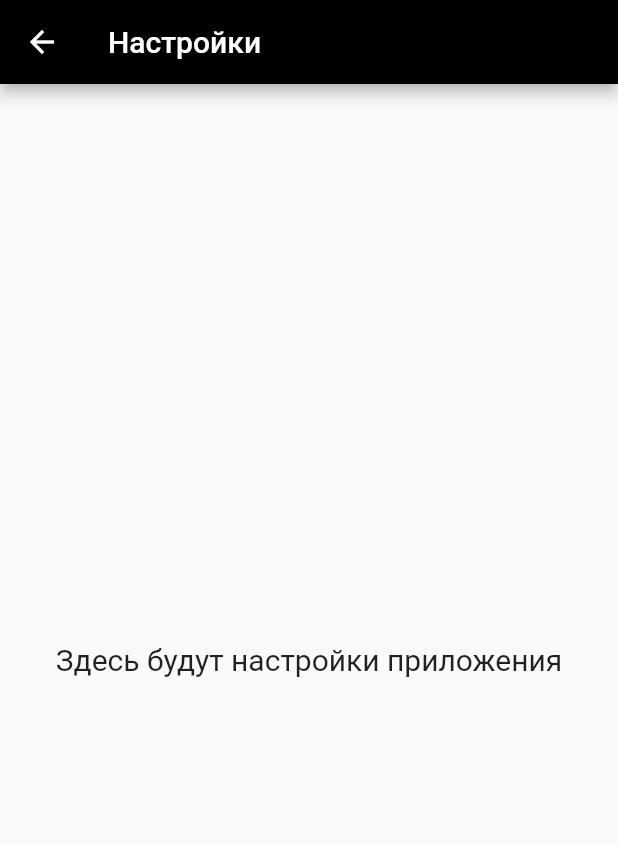
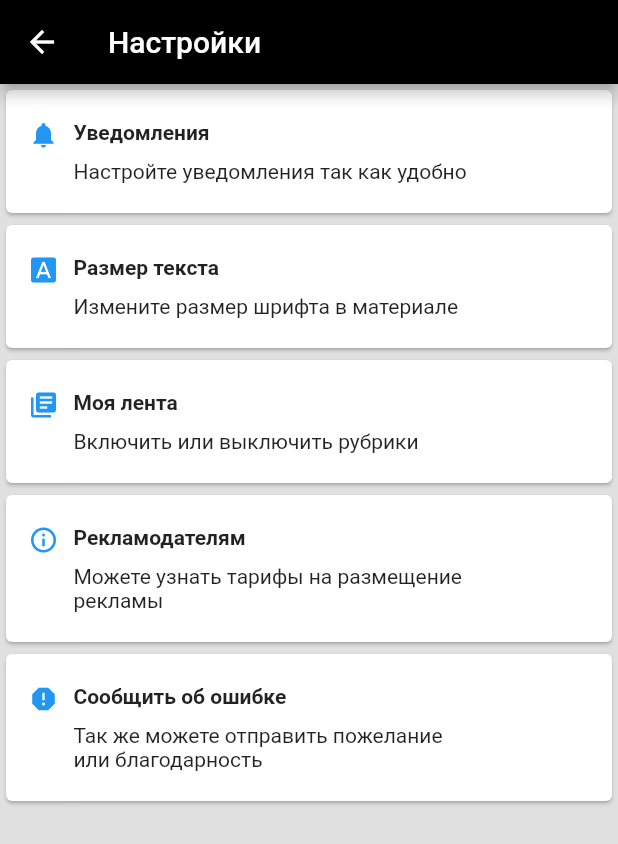
Before and after one commit to Tardigrada777/novaya_gazeta_dart_clone, a Flutter app: the screen it shows after launch, after a tap on the "settings" icon, on a phone screen of 412 x 824 dp. Shown: the top 844 px of the screen. Run offline on Flutter 3.47's test engine with Material 2 defaults, Android fonts, the phone set to English and light mode, and no system bars.

Commit message:
feat: add settings page and slide animation between routes

```diff
--- /dev/null
+++ b/lib/mock/settings_mock.dart
@@ -0,0 +1,30 @@
+import 'package:fitnessapp/models/settings.dart';
+import 'package:flutter/material.dart';
+
+List<SettingsListItem> settingsItems = [
+  SettingsListItem(
+    title: 'Уведомления',
+    description: 'Настройте уведомления так как удобно',
+    icon: Icons.notifications
+  ),
+  SettingsListItem(
+    title: 'Размер текста',
+    description: 'Измените размер шрифта в материале',
+    icon: Icons.font_download
+  ),
+  SettingsListItem(
+    title: 'Моя лента',
+    description: 'Включить или выключить рубрики',
+    icon: Icons.library_books
+  ),
+  SettingsListItem(
+    title: 'Рекламодателям',
+    description: 'Можете узнать тарифы на размещение \nрекламы',
+    icon: Icons.info_outline
+  ),
+  SettingsListItem(
+    title: 'Сообщить об ошибке',
+    description: 'Так же можете отправить пожелание \nили благодарность',
+    icon: Icons.report
+  )
+];
--- /dev/null
+++ b/lib/models/settings.dart
@@ -0,0 +1,13 @@
+import 'package:flutter/material.dart';
+
+class SettingsListItem {
+  const SettingsListItem({
+    this.title,
+    this.description,
+    this.icon,
+  });
+
+  final String title;
+  final String description;
+  final IconData icon;
+}
--- a/lib/screens/home.dart
+++ b/lib/screens/home.dart
@@ -7,8 +7,8 @@ class HomePage extends StatelessWidget {
   @override
   Widget build(BuildContext context) {
     return Container(
+      color: const Color(0xFFE0E0E0),
       child: Scaffold(
-        backgroundColor: Colors.white,
         appBar: AppBar(
           backgroundColor: Colors.black,
           textTheme: Theme.of(context).textTheme,
@@ -27,7 +27,7 @@ class HomePage extends StatelessWidget {
             ),
             IconButton(
               onPressed: (){
-                Navigator.of(context).push(_createRoute());
+                Navigator.of(context).push(_createSettingsRoute());
               },
               padding: const EdgeInsets.all(0.0),
               icon: Icon(Icons.settings),
@@ -36,14 +36,21 @@ class HomePage extends StatelessWidget {
         ),
         body: Padding(
           padding: const EdgeInsets.all(12.0),
-          child: Text('Text for body'),
+          child: InkWell(
+            onTap: () { print('card tap'); },
+            hoverColor: Colors.red,
+            splashColor: Colors.blue,
+            child: Card(
+              child: Text('Text for body lon long text and again ldskfgmsdlfdsf fds  fdsf kjg;lkfdsjg;')
+            ),
+          )
         ),
       ),
     );
   }
 }
 
-Route _createRoute() {
+Route _createSettingsRoute() {
   return PageRouteBuilder(
     pageBuilder: (context, animation, secondaryAnimation) => SettingsPage(),
     transitionsBuilder: (context, animation, secondaryAnimation, child) {
--- a/lib/screens/settings.dart
+++ b/lib/screens/settings.dart
@@ -1,4 +1,6 @@
 import 'package:flutter/material.dart';
+import 'package:fitnessapp/mock/settings_mock.dart';
+
 
 class SettingsPage extends StatelessWidget {
   const SettingsPage({Key key}) : super(key: key);
@@ -10,12 +12,51 @@ class SettingsPage extends StatelessWidget {
         title: const Text('Настройки'),
         backgroundColor: Colors.black,
       ),
-      body: const Center(
-        child: Text(
-          'Здесь будут настройки приложения',
-          style: TextStyle(fontSize: 20),
+      body: Container(
+        color: const Color(0xFFE0E0E0),
+        child: ListView(
+          children: _settingsItemsBuilder(context),
+        ),
+      )
+    );
+  }
+}
+
+List<Widget> _settingsItemsBuilder(BuildContext context) {
+  return settingsItems.map((item) {
+    return Card(
+      child: InkWell(
+        onTap: () { print('new tap'); },
+        // padding: EdgeInsets.symmetric(horizontal: 15.0, vertical: 20.0),
+        child: Container(
+          padding: EdgeInsets.symmetric(horizontal: 15.0, vertical: 20.0),
+          child: Row(
+          crossAxisAlignment: CrossAxisAlignment.start,
+          children: <Widget>[
+            Column(
+              children: <Widget>[
+                Icon(item.icon, size: 20.0, color: Colors.blue,)
+              ],
+            ),
+            Padding(
+              padding: EdgeInsets.symmetric(horizontal: 10.0),
+              child: Column(
+                crossAxisAlignment: CrossAxisAlignment.start,
+                children: <Widget>[
+                  Text(
+                    item.title,
+                    style: TextStyle(fontWeight: FontWeight.bold)
+                  ),
+                  SizedBox(height: 10.0),
+                  // FIXME: add correct wrapping for description text
+                  Text(item.description),
+                ],
+              ),
+            ),
+          ],
+        ),
         ),
       ),
     );
-  }
+  }).toList();
 }
```
Also changed, not shown: 1 other file.
